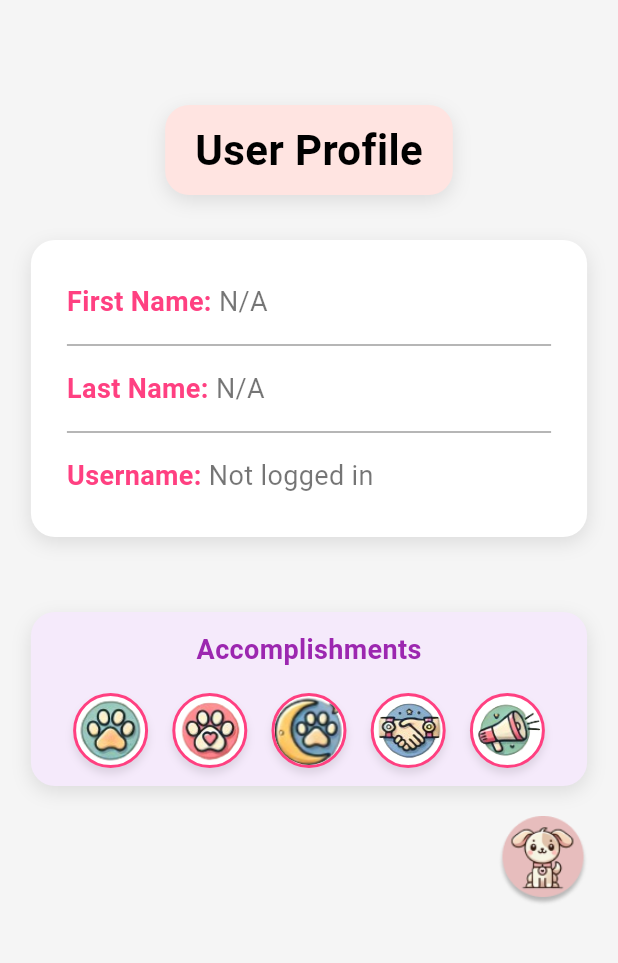
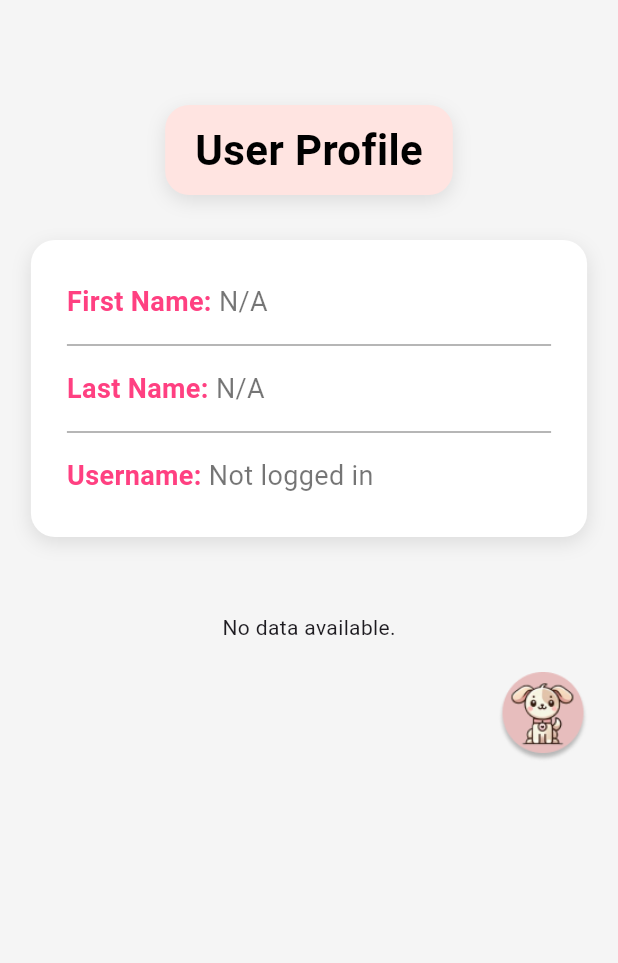
Before and after one commit to alexandramoraitaki/Stray_PAWsitive, a Flutter app: the UploadPawsitiveFriendScreen screen opened directly, after a tap on the "person" icon, on a phone screen of 412 x 824 dp, the part 120-1083 px from its top. Run offline on Flutter 3.47's test engine with Material 3 defaults, Android fonts, the phone set to English and light mode, and no system bars; our stand-ins replace cloud_firestore, firebase_auth, firebase_core, firebase_storage, geocoding, geolocator and 4 more; accounts and stored records are empty.

Commit message:
accomplishments & hashing

```diff
--- a/lib/screens/user_profile_screen.dart
+++ b/lib/screens/user_profile_screen.dart
@@ -1,7 +1,6 @@
 import 'package:flutter/material.dart';
 import 'package:cloud_firestore/cloud_firestore.dart';
 import 'package:shared_preferences/shared_preferences.dart'; // Βεβαιώσου ότι έχεις αυτό το import
-
 import 'menu_screen.dart';
 import 'bot_screen.dart'; // Πρόσθεσε αυτό το import για το BotScreen
 
@@ -21,6 +20,28 @@ class _UserProfileScreenState extends State<UserProfileScreen> {
   void initState() {
     super.initState();
     _loadUserData();
+  }
+
+  Future<DocumentSnapshot> _getUserData() async {
+    SharedPreferences prefs = await SharedPreferences.getInstance();
+    String? currentUsername = prefs.getString('current_user');
+
+    if (currentUsername == null) {
+      throw Exception('User not logged in');
+    }
+
+    // Αναζήτηση του χρήστη με βάση το username
+    final querySnapshot = await FirebaseFirestore.instance
+        .collection('users')
+        .where('username', isEqualTo: currentUsername)
+        .limit(1)
+        .get();
+
+    if (querySnapshot.docs.isEmpty) {
+      throw Exception('User not found');
+    }
+
+    return querySnapshot.docs.first; // Επιστρέφουμε το έγγραφο του χρήστη
   }
 
   /// Διαβάζουμε τον τρέχοντα χρήστη από τα SharedPreferences και στη συνέχεια από το Firestore
@@ -73,15 +94,14 @@ class _UserProfileScreenState extends State<UserProfileScreen> {
 
   @override
   Widget build(BuildContext context) {
-    // Για να αποφύγουμε overflow σε μικρότερες οθόνες, χρησιμοποιούμε SingleChildScrollView
     return Scaffold(
       backgroundColor: const Color(0xFFF5F5F5),
-      body: SafeArea( // Προσθήκη SafeArea
+      body: SafeArea(
         child: Stack(
           children: [
             // Κύριο περιεχόμενο με scroll για μικρότερες οθόνες
             SingleChildScrollView(
-              padding: const EdgeInsets.only(bottom: 100), // Προσθήκη bottom padding
+              padding: const EdgeInsets.only(bottom: 100),
               child: Column(
                 children: [
                   const SizedBox(height: 150), // Περισσότερος χώρος πάνω
@@ -89,7 +109,8 @@ class _UserProfileScreenState extends State<UserProfileScreen> {
                   // Τίτλος "User Profile"
                   Center(
                     child: Container(
-                      padding: const EdgeInsets.symmetric(horizontal: 20, vertical: 10),
+                      padding: const EdgeInsets.symmetric(
+                          horizontal: 20, vertical: 10),
                       decoration: BoxDecoration(
                         color: const Color(0xFFFFE4E1),
                         borderRadius: BorderRadius.circular(16.0),
@@ -117,7 +138,8 @@ class _UserProfileScreenState extends State<UserProfileScreen> {
                   Center(
                     child: Container(
                       width: MediaQuery.of(context).size.width * 0.9,
-                      padding: const EdgeInsets.symmetric(vertical: 20, horizontal: 24),
+                      padding: const EdgeInsets.symmetric(
+                          vertical: 20, horizontal: 24),
                       decoration: BoxDecoration(
                         color: Colors.white,
                         borderRadius: BorderRadius.circular(16.0),
@@ -144,7 +166,21 @@ class _UserProfileScreenState extends State<UserProfileScreen> {
                   const SizedBox(height: 50),
 
                   // Πλαίσιο με Accomplishments
-                  Container(
+                  FutureBuilder<DocumentSnapshot>(
+                    future: _getUserData(),
+                    builder: (context, snapshot) {
+                      if (snapshot.connectionState == ConnectionState.waiting) {
+                        return const Center(child: CircularProgressIndicator());
+                      }
+                      if (!snapshot.hasData || !snapshot.data!.exists) {
+                        return const Center(child: Text("No data available."));
+                      }
+
+                      final data =
+                          snapshot.data!.data() as Map<String, dynamic>;
+                      final accomplishments = data['accomplishments'] ?? [];
+
+                      return Container(
                         width: MediaQuery.of(context).size.width * 0.9,
                         padding: const EdgeInsets.all(12.0),
                         decoration: BoxDecoration(
@@ -171,43 +207,46 @@ class _UserProfileScreenState extends State<UserProfileScreen> {
                             ),
                             const SizedBox(height: 16),
 
-                        // Εικόνες επιτευγμάτων σε μία σειρά
-                        Row(
-                          mainAxisAlignment: MainAxisAlignment.spaceEvenly,
-                          children: [
-                            for (var achievement in [
-                              'assets/icons/achievement1.png',
-                              'assets/icons/achievement2.png',
-                              'assets/icons/achievement3.png',
-                              'assets/icons/achievement4.png',
-                              'assets/icons/achievement5.png',
-                            ])
-                              Container(
-                                height: 50,
-                                width: 50,
-                                decoration: BoxDecoration(
-                                  shape: BoxShape.circle,
-                                  color: Colors.white,
-                                  border: Border.all(color: Colors.pinkAccent, width: 2),
-                                  boxShadow: [
-                                    BoxShadow(
-                                      color: Colors.black.withOpacity(0.1),
-                                      blurRadius: 4,
-                                      offset: const Offset(0, 4),
+                            // Δυναμική λίστα accomplishments
+                            accomplishments.isEmpty
+                                ? const Text(
+                                    "No accomplishments yet.",
+                                    style: TextStyle(
+                                        fontSize: 16, color: Colors.grey),
+                                  )
+                                : Column(
+                                    children: accomplishments
+                                        .map<Widget>((achievement) {
+                                      String? imagePath;
+
+                                      // Αντιστοίχιση achievement σε εικόνα
+                                      if (achievement == 'PAWsitive Hero') {
+                                        imagePath =
+                                            'assets/icons/achievement1.png';
+                                      } else if (achievement ==
+                                          'PAWsitive Patrol') {
+                                        imagePath =
+                                            'assets/icons/achievement3.png';
+                                      }
+                                      return ListTile(
+                                        leading: imagePath != null
+                                            ? Image.asset(
+                                                imagePath,
+                                                height: 40,
+                                                width: 40,
+                                              )
+                                            : null,
+                                        title: Text(
+                                          achievement,
+                                          style: const TextStyle(fontSize: 16),
+                                        ),
+                                      );
+                                    }).toList(),
                                   ),
                           ],
                         ),
-                                child: ClipOval(
-                                  child: Image.asset(
-                                    achievement,
-                                    fit: BoxFit.cover,
-                                  ),
-                                ),
-                              ),
-                          ],
-                        ),
-                      ],
-                    ),
+                      );
+                    },
                   ),
                 ],
               ),
@@ -228,10 +267,9 @@ class _UserProfileScreenState extends State<UserProfileScreen> {
             // Εικονίδιο logo πάνω δεξιά
             Positioned(
               top: 20,
-              right: 20, // Χρησιμοποίησε right αντί για left για καλύτερη ευθυγράμμιση
+              right: 20,
               child: GestureDetector(
                 onTap: () {
-                  // Μεταφορά στο MenuScreen
                   Navigator.pushReplacement(
                     context,
                     MaterialPageRoute(builder: (context) => const MenuScreen()),
@@ -267,7 +305,6 @@ class _UserProfileScreenState extends State<UserProfileScreen> {
     );
   }
 
-  /// Βοηθητική συνάρτηση για εμφάνιση πεδίων
   Widget _buildInfoRow(String label, String value) {
     return Padding(
       padding: const EdgeInsets.symmetric(vertical: 8.0),
```
Also changed, not shown: lib/screens/login_screen.dart (+32 -39 lines), lib/screens/signup_screen.dart (+19 -2 lines), lib/screens/upload_pawsitive_friend_screen.dart (+70 -0 lines). Lines whose indentation alone changed are shown as unchanged.
